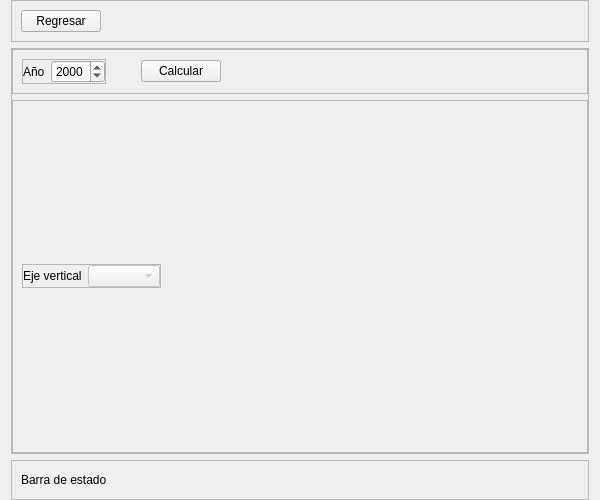
First picture: the form in view/ui/year_statistics.ui, repository R0land013/blue-pos, before the edit.
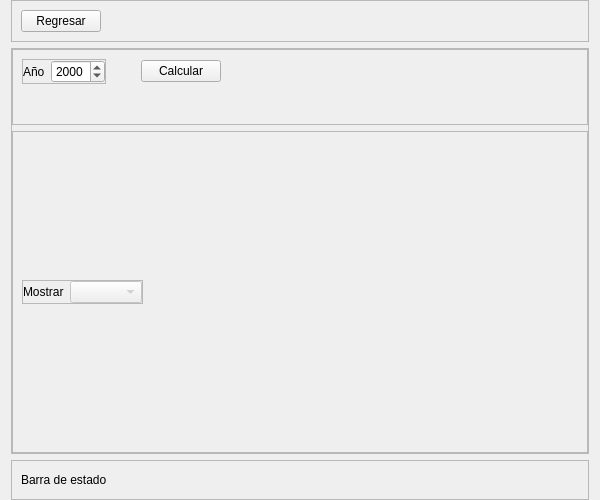
Second picture: the form after the edit.

Commit message:
Feat: En la vista de estadísticas anuales se pueden ver los gastos y la cantidad de ventas
	Para cambiar lo que se visualiza se utiliza el combo box.

The edit to the form file:
```diff
--- a/view/ui/year_statistics.ui
+++ b/view/ui/year_statistics.ui
@@ -109,6 +109,9 @@
          <property name="spacing">
           <number>35</number>
          </property>
+         <property name="bottomMargin">
+          <number>40</number>
+         </property>
          <item>
           <widget class="QFrame" name="frame_5">
            <property name="sizePolicy">
@@ -233,7 +236,7 @@
                </sizepolicy>
               </property>
               <property name="text">
-               <string>Eje vertical</string>
+               <string>Mostrar</string>
               </property>
              </widget>
             </item>
```
The commit also changes 2 other files.
